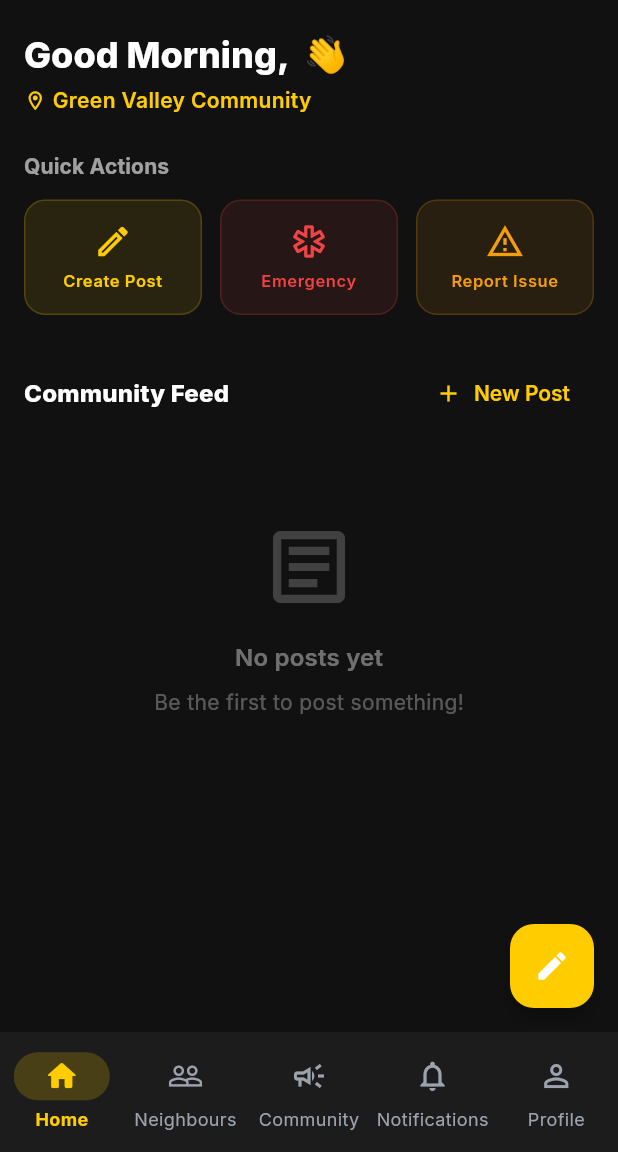
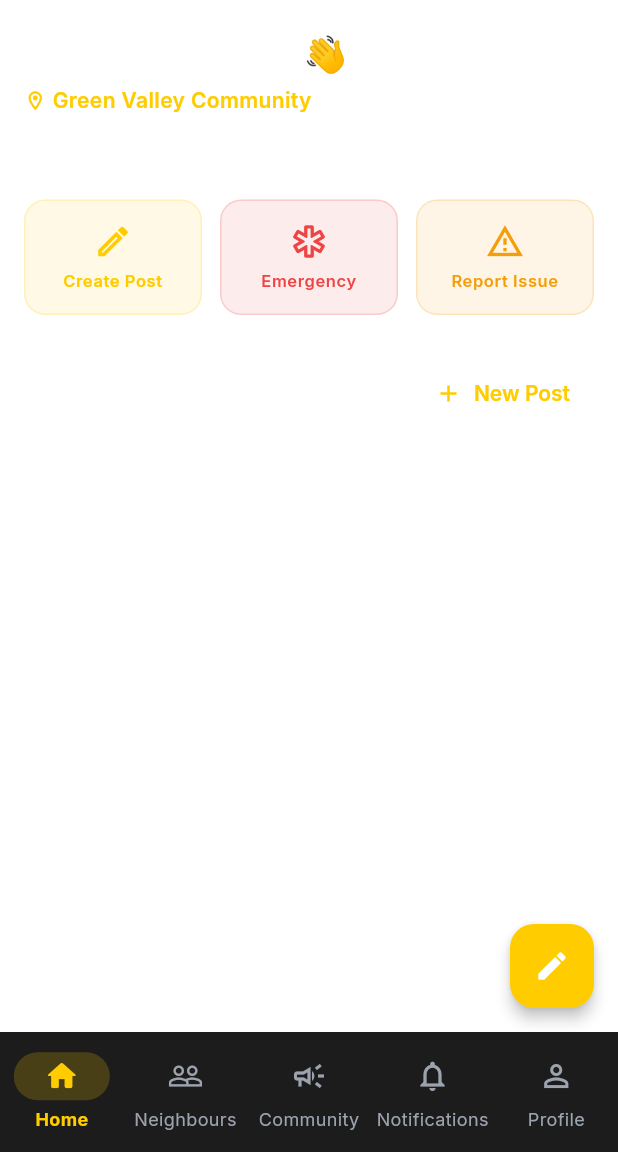
Before and after one commit to Rish-2006/NeighbourHub, a Flutter app: the screen it shows once a user with an empty profile is signed in, on a phone screen of 412 x 824 dp, the part 84-1236 px from its top. Run offline on Flutter 3.47's test engine with Material 3 defaults, Android fonts, the phone set to English and light mode, and no system bars; drawn by our look-alikes of flutter_animate; our stand-ins replace audioplayers, battery_plus, cloud_firestore, firebase_auth, firebase_core, firebase_messaging and 15 more; missing offline and left inert: extension_google_sign_in_as_googleapis_auth, flutter_background_service, googleapis; accounts and stored records are empty.

Commit message:
updated one No erros all

```diff
--- a/lib/neighbour/theme/app_theme.dart
+++ b/lib/neighbour/theme/app_theme.dart
@@ -54,7 +54,7 @@ class AppTheme {
         outline: darkBorder,
       ),
 
-      scaffoldBackgroundColor: darkBg,
+      scaffoldBackgroundColor: Colors.transparent,
 
       // Typography
       textTheme: GoogleFonts.interTextTheme(ThemeData.dark().textTheme).copyWith(
@@ -291,7 +291,7 @@ class AppTheme {
         error: errorColor,
       ),
 
-      scaffoldBackgroundColor: darkBg,
+      scaffoldBackgroundColor: Colors.transparent,
 
       textTheme: GoogleFonts.interTextTheme(ThemeData.light().textTheme),
 
--- a/pubspec.yaml
+++ b/pubspec.yaml
@@ -47,7 +47,7 @@ dependencies:
   flutter_local_notifications: ^17.1.2
   sensors_plus: ^6.0.0
   audioplayers: ^6.0.0
-  vibration: ^2.0.0
+  vibration: ^3.2.1
   battery_plus: ^6.0.0
   flutter_map: ^7.0.2
   latlong2: ^0.9.1
```
Also changed, not shown: pubspec.lock.
